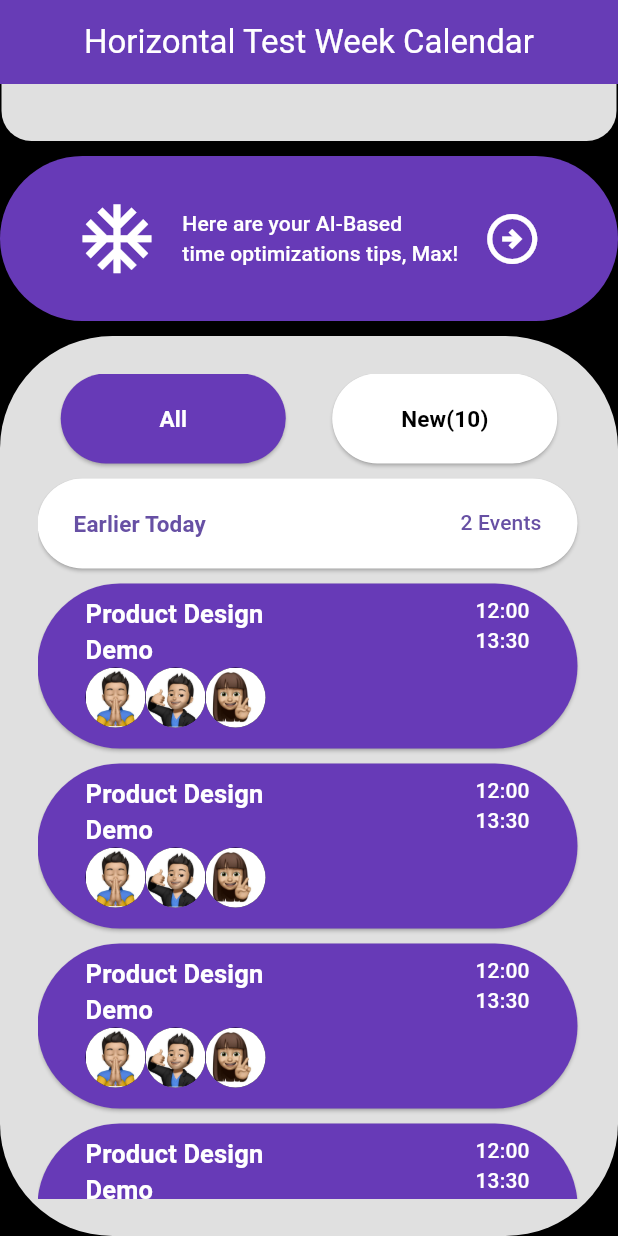
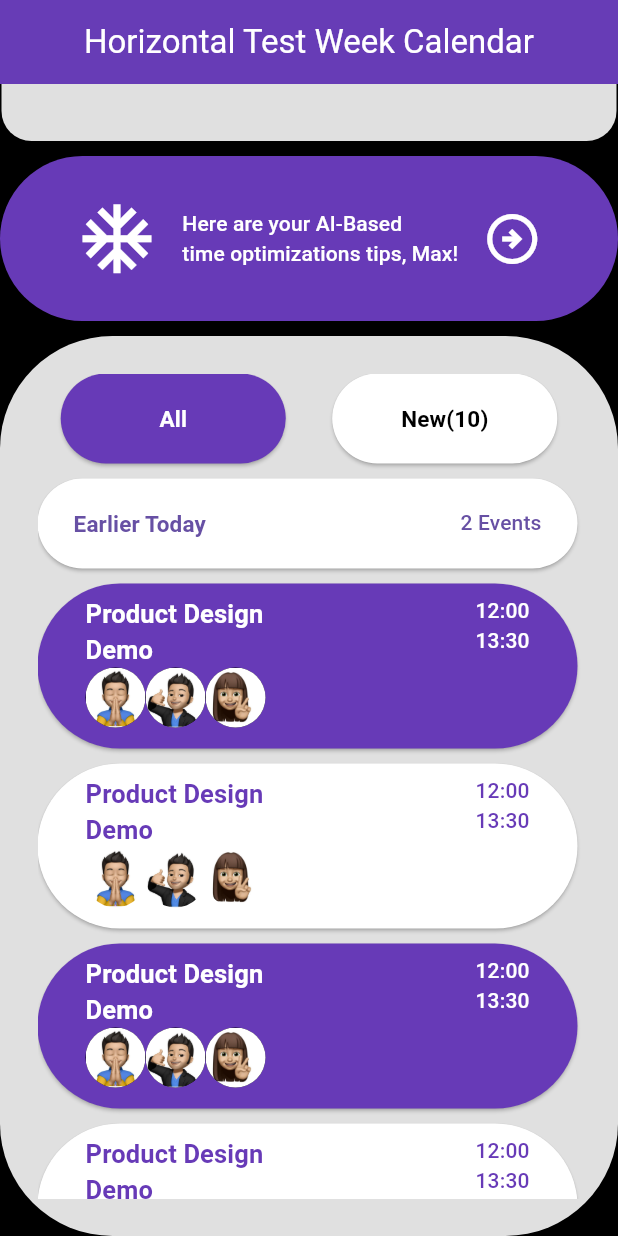
Before and after one commit to OscarNii/design, a Flutter app: the screen it shows after launch, scrolled down 192 dp, on a phone screen of 412 x 824 dp. Run offline on Flutter 3.47's test engine with Material 3 defaults, Android fonts, the phone set to English and light mode, and no system bars; missing offline and left inert: horizontal_week_calendar.

Commit message:
some updates..

```diff
--- a/lib/home.dart
+++ b/lib/home.dart
@@ -1,7 +1,7 @@
 import 'package:design/rowDetails1.dart';
+import 'package:design/rowDetails2.dart';
 import 'package:design/rowWidget1.dart';
 import 'package:flutter/material.dart';
-import 'package:flutter/widgets.dart';
 import 'package:horizontal_week_calendar/horizontal_week_calendar.dart';
 import 'package:intl/intl.dart';
 
@@ -90,19 +90,24 @@ class _HorizontalWeekCalendarPackageState
                         SizedBox(height: 10),
                         rowDetails1(),
                         SizedBox(height: 10),
-                        rowDetails1(),
+                        rowDetails2(),
                         SizedBox(height: 10),
                         rowDetails1(),
                         SizedBox(height: 10),
-                        rowDetails1(),
+                        rowDetails2(),
                         SizedBox(height: 10),
                         rowDetails1(),
                         SizedBox(height: 10),
-                        rowDetails1(),
+                        rowDetails2(),
                       ],
                     ),
                   ),
                 ),
+              ),
+              const SizedBox(height: 10),
+              const Text(
+                "data",
+                style: TextStyle(color: Colors.white),
               )
             ],
           ),
--- /dev/null
+++ b/lib/rowDetails2.dart
@@ -0,0 +1,65 @@
+import 'package:flutter/material.dart';
+
+// ignore: camel_case_types
+class rowDetails2 extends StatelessWidget {
+  const rowDetails2({
+    super.key,
+  });
+
+  @override
+  Widget build(BuildContext context) {
+    return ElevatedButton.icon(
+      onPressed: () {},
+      label: const Padding(
+        padding: EdgeInsets.all(8.0),
+        child: Row(
+          crossAxisAlignment: CrossAxisAlignment.start,
+          mainAxisAlignment: MainAxisAlignment.spaceBetween,
+          children: [
+            Column(
+              crossAxisAlignment: CrossAxisAlignment.start,
+              children: [
+                Text("Product Design \nDemo",
+                    style: TextStyle(
+                        fontWeight: FontWeight.bold,
+                        fontSize: 17,
+                        color: Colors.deepPurple)),
+                Row(
+                  mainAxisAlignment: MainAxisAlignment.start,
+                  children: [
+                    CircleAvatar(
+                      radius: 20,
+                      backgroundImage: AssetImage("assets/img.jpg"),
+                      backgroundColor: Colors.white,
+                    ),
+                    CircleAvatar(
+                      radius: 20,
+                      backgroundImage: AssetImage("assets/img2.jpg"),
+                      backgroundColor: Colors.white,
+                    ),
+                    CircleAvatar(
+                      radius: 20,
+                      backgroundImage: AssetImage("assets/img3.jpg"),
+                      backgroundColor: Colors.white,
+                    ),
+                  ],
+                )
+              ],
+            ),
+            Text(
+              "12:00\n13:30",
+              style: TextStyle(color: Colors.deepPurple),
+            )
+          ],
+        ),
+      ),
+      style: ElevatedButton.styleFrom(
+        backgroundColor: Colors.white,
+        fixedSize: const Size(
+          360,
+          110,
+        ),
+      ),
+    );
+  }
+}
--- /dev/null
+++ b/lib/rowWidget2.dart
@@ -0,0 +1,29 @@
+// ignore_for_file: camel_case_types
+
+import 'package:flutter/material.dart';
+
+class rowWidgets2 extends StatelessWidget {
+  const rowWidgets2({super.key});
+
+  @override
+  Widget build(BuildContext context) {
+    return ElevatedButton(
+      style: ElevatedButton.styleFrom(
+        backgroundColor: Colors.white,
+        fixedSize: const Size(
+          150,
+          60,
+        ),
+      ),
+      onPressed: () {},
+      child: const Text(
+        "New(10)",
+        style: TextStyle(
+          color: Colors.black,
+          fontWeight: FontWeight.bold,
+          fontSize: 15,
+        ),
+      ),
+    );
+  }
+}
```
